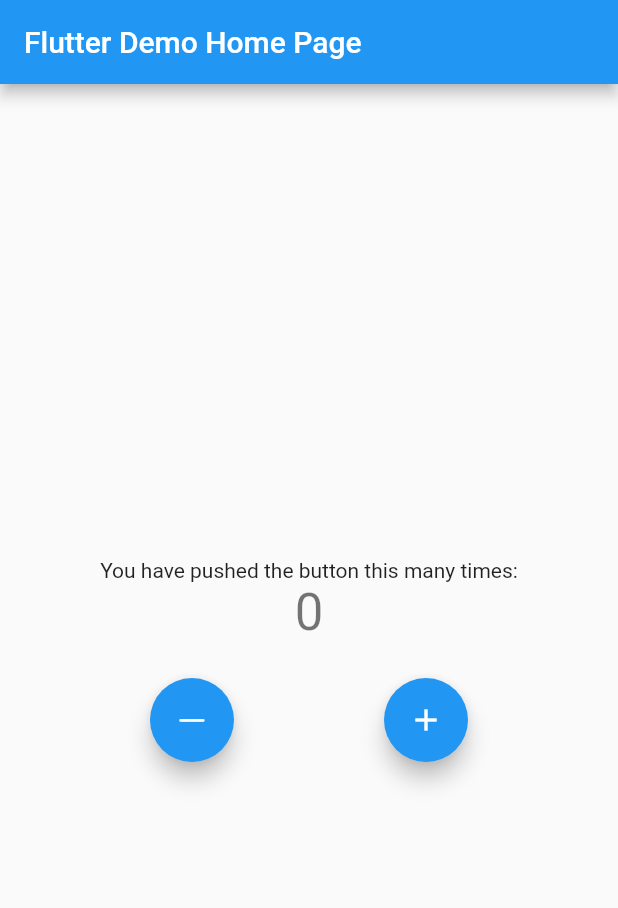
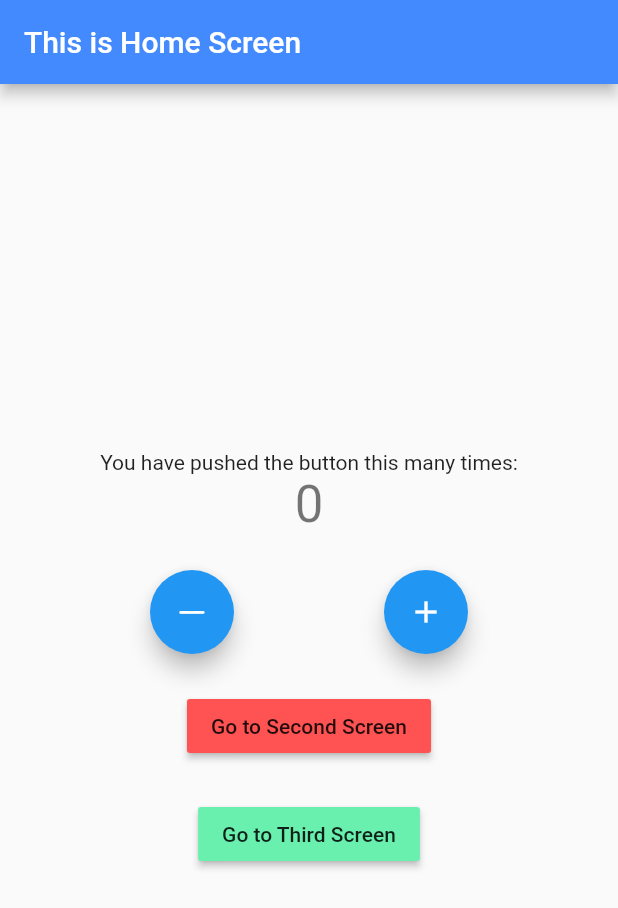
Before and after one commit to Adithya-13/bloc_counter_app, a Flutter app: the screen it shows after launch, on a phone screen of 412 x 824 dp. Shown: the top 908 px of the screen. Run offline on Flutter 3.47's test engine with Material 2 defaults, Android fonts, the phone set to English and light mode, and no system bars; our stand-ins replace bloc, equatable, flutter_bloc.

Commit message:
add generateRoutes with BlocProvider Widget

```diff
--- /dev/null
+++ b/lib/presentation/main.dart
@@ -0,0 +1,28 @@
+import 'package:bloc_counter_app/domain/cubit/counter_cubit.dart';
+import 'package:bloc_counter_app/presentation/router/app_router.dart';
+import 'package:flutter/cupertino.dart';
+import 'package:flutter/material.dart';
+import 'package:flutter_bloc/flutter_bloc.dart';
+
+void main() {
+  runApp(MyApp());
+}
+
+class MyApp extends StatelessWidget {
+  final AppRouter _appRouter = AppRouter();
+
+  @override
+  Widget build(BuildContext context) {
+    return BlocProvider<CounterCubit>(
+      create: (context) => CounterCubit(),
+      child: MaterialApp(
+        title: 'Flutter Demo',
+        theme: ThemeData(
+          primarySwatch: Colors.blue,
+          visualDensity: VisualDensity.adaptivePlatformDensity,
+        ),
+        onGenerateRoute: _appRouter.onGenerateRoute,
+      ),
+    );
+  }
+}
--- /dev/null
+++ b/lib/presentation/router/app_router.dart
@@ -0,0 +1,37 @@
+import 'package:bloc_counter_app/presentation/screens/home_screen.dart';
+import 'package:bloc_counter_app/presentation/screens/second_screen.dart';
+import 'package:bloc_counter_app/presentation/screens/third_screen.dart';
+import 'package:flutter/material.dart';
+
+class AppRouter {
+  Route onGenerateRoute(RouteSettings routeSettings) {
+    switch (routeSettings.name) {
+      case '/':
+        return MaterialPageRoute(
+          builder: (context) => HomeScreen(
+            title: "This is Home Screen",
+            color: Colors.blueAccent,
+          ),
+        );
+        break;
+      case '/second':
+        return MaterialPageRoute(
+          builder: (context) => SecondScreen(
+            title: "This is Second Screen",
+            color: Colors.redAccent,
+          ),
+        );
+        break;
+      case '/third':
+        return MaterialPageRoute(
+          builder: (context) => ThirdScreen(
+            title: "This is Home Screen",
+            color: Colors.green,
+          ),
+        );
+        break;
+      default:
+        return null;
+    }
+  }
+}
--- /dev/null
+++ b/lib/presentation/screens/home_screen.dart
@@ -0,0 +1,87 @@
+import 'package:bloc_counter_app/domain/cubit/counter_cubit.dart';
+import 'package:flutter/cupertino.dart';
+import 'package:flutter/material.dart';
+import 'package:flutter_bloc/flutter_bloc.dart';
+
+class HomeScreen extends StatefulWidget {
+  HomeScreen({Key key, this.title, this.color}) : super(key: key);
+
+  final String title;
+  final Color color;
+
+  @override
+  _HomeScreenState createState() => _HomeScreenState();
+}
+
+class _HomeScreenState extends State<HomeScreen> {
+  @override
+  Widget build(BuildContext context) {
+    return Scaffold(
+      appBar: AppBar(
+        title: Text(widget.title),
+        backgroundColor: widget.color,
+      ),
+      body: Center(
+        child: Column(
+          mainAxisAlignment: MainAxisAlignment.center,
+          children: <Widget>[
+            Text(
+              'You have pushed the button this many times:',
+            ),
+            BlocConsumer<CounterCubit, CounterState>(
+              //Gabungan antara BlocProvider and BlocListener
+              listener: (context, state) => Scaffold.of(context).showSnackBar(
+                SnackBar(
+                  content: state.wasIncremented
+                      ? Text("Increment!!")
+                      : Text("Decrement!!"),
+                ),
+              ),
+              builder: (context, state) {
+                return Text(
+                  state.counterValue.toString(),
+                  style: Theme.of(context).textTheme.headline4,
+                );
+              },
+            ),
+            SizedBox(height: 24),
+            Row(
+              mainAxisAlignment: MainAxisAlignment.spaceEvenly,
+              children: [
+                FloatingActionButton(
+                  heroTag: "homeDecrement",
+                  onPressed: () {
+                    BlocProvider.of<CounterCubit>(context).decrement();
+                    print("decrement");
+                  },
+                  tooltip: 'Decrement',
+                  child: Icon(CupertinoIcons.minus),
+                ),
+                FloatingActionButton(
+                  heroTag: "homeIncrement",
+                  onPressed: () {
+                    BlocProvider.of<CounterCubit>(context).increment();
+                  },
+                  tooltip: 'Increment',
+                  child: Icon(Icons.add),
+                ),
+              ],
+            ),
+            SizedBox(height: 24),
+            RaisedButton(
+              child: Text("Go to Second Screen"),
+              onPressed: () => Navigator.pushNamed(context, '/second'),
+              color: Colors.redAccent,
+            ),
+            SizedBox(height: 24),
+            RaisedButton(
+              child: Text("Go to Third Screen"),
+              onPressed: () => Navigator.pushNamed(context, '/third'),
+              color: Colors.greenAccent,
+            )
+          ],
+        ),
+      ),
+    );
+  }
+}
--- a/lib/main.dart
+++ b/lib/presentation/screens/second_screen.dart
@@ -1,44 +1,25 @@
-import 'package:bloc_counter_app/cubit/counter_cubit.dart';
+import 'package:bloc_counter_app/domain/cubit/counter_cubit.dart';
 import 'package:flutter/cupertino.dart';
 import 'package:flutter/material.dart';
 import 'package:flutter_bloc/flutter_bloc.dart';
 
-void main() {
-  runApp(MyApp());
+class SecondScreen extends StatefulWidget {
+  SecondScreen({Key key, this.title, this.color}) : super(key: key);
+
+  final String title;
+  final Color color;
+
+  @override
+  _SecondScreenState createState() => _SecondScreenState();
 }
 
-class MyApp extends StatelessWidget {
-  // This widget is the root of your application.
-  @override
-  Widget build(BuildContext context) {
-    return MaterialApp(
-      title: 'Flutter Demo',
-      theme: ThemeData(
-        primarySwatch: Colors.blue,
-        visualDensity: VisualDensity.adaptivePlatformDensity,
-      ),
-      home: BlocProvider<CounterCubit>(
-          create: (context) => CounterCubit(),
-          child: MyHomePage(title: 'Flutter Demo Home Page')),
-    );
-  }
-}
-
-class MyHomePage extends StatefulWidget {
-  MyHomePage({Key key, this.title}) : super(key: key);
-
-  final String title;
-
-  @override
-  _MyHomePageState createState() => _MyHomePageState();
-}
-
-class _MyHomePageState extends State<MyHomePage> {
+class _SecondScreenState extends State<SecondScreen> {
   @override
   Widget build(BuildContext context) {
     return Scaffold(
       appBar: AppBar(
         title: Text(widget.title),
+        backgroundColor: widget.color,
       ),
       body: Center(
         child: Column(
@@ -68,6 +49,8 @@ class _MyHomePageState extends State<MyHomePage> {
               mainAxisAlignment: MainAxisAlignment.spaceEvenly,
               children: [
                 FloatingActionButton(
+                  backgroundColor: widget.color,
+                  heroTag: "secondDecrement",
                   onPressed: () {
                     BlocProvider.of<CounterCubit>(context).decrement();
                     print("decrement");
@@ -76,6 +59,8 @@ class _MyHomePageState extends State<MyHomePage> {
                   child: Icon(CupertinoIcons.minus),
                 ),
                 FloatingActionButton(
+                  backgroundColor: widget.color,
+                  heroTag: "secondIncrement",
                   onPressed: () {
                     BlocProvider.of<CounterCubit>(context).increment();
                   },
@@ -84,6 +69,12 @@ class _MyHomePageState extends State<MyHomePage> {
                 ),
               ],
             ),
+            SizedBox(height: 24),
+            RaisedButton(
+              child: Text("Go to Third Screen"),
+              onPressed: () => Navigator.pushNamed(context, '/third'),
+              color: Colors.greenAccent,
+            )
           ],
         ),
       ),
```
Also changed, not shown: lib/presentation/screens/third_screen.dart (added, +77 -0 lines), lib/domain/cubit/counter_cubit.dart (renamed from lib/cubit/counter_cubit.dart), lib/domain/cubit/counter_state.dart (renamed from lib/cubit/counter_state.dart), 2 other files.
